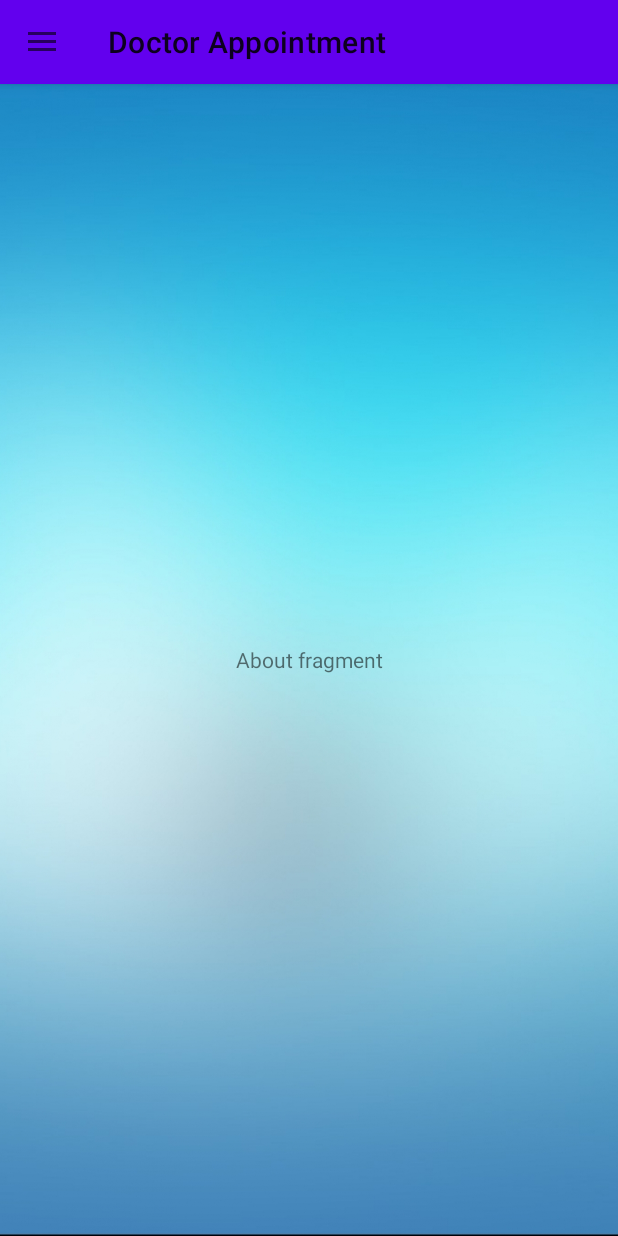
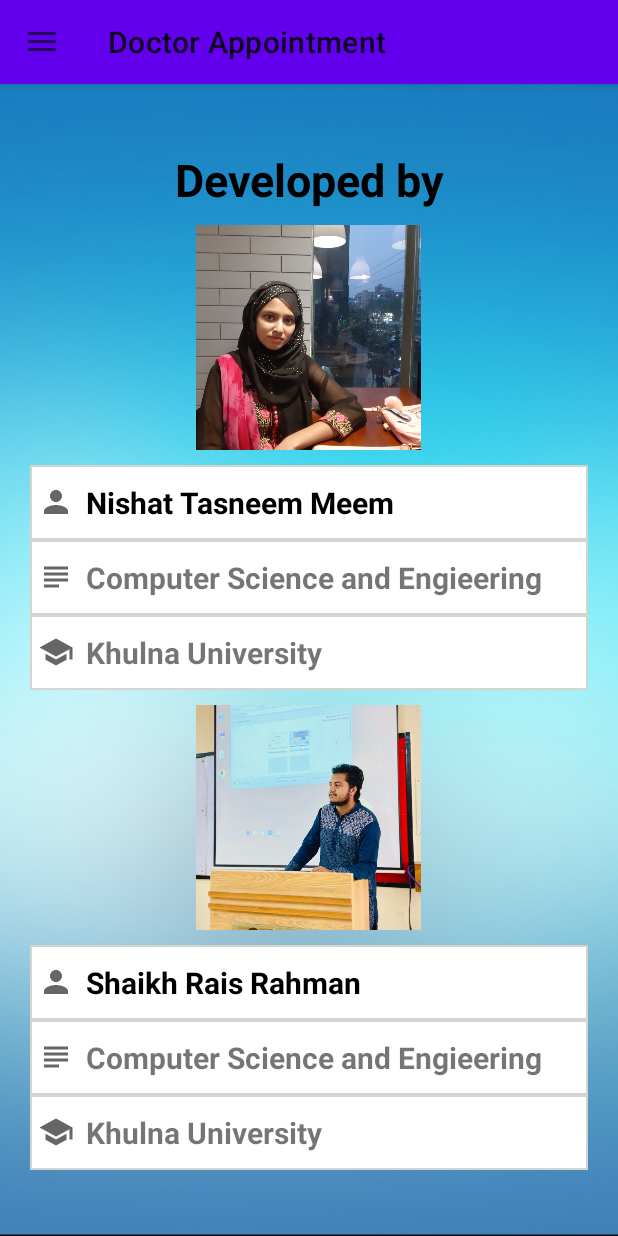
Before and after one commit to utso1707097/HelloDoctor, an Android app: the screen it shows after launch once a user with an empty profile is signed in (ProfileActivity), in the side drawer, after a tap on "About us", on a phone screen of 412 x 824 dp. Run offline under Robolectric (Android 15) with nearby library versions, the phone set to English and light mode, and no system bars; our stand-ins replace Firebase (no records; nobody signed in at launch, a user with empty details on screens opened directly), Picasso.

Commit message:
About page done

```diff
--- a/app/src/main/java/com/utsobro/hellodoctor/AboutFragment.java
+++ b/app/src/main/java/com/utsobro/hellodoctor/AboutFragment.java
@@ -21,6 +21,8 @@ public class AboutFragment extends Fragment {
     public View onCreateView(LayoutInflater inflater, ViewGroup container,
                              Bundle savedInstanceState) {
         // Inflate the layout for this fragment
-        return inflater.inflate(R.layout.fragment_about, container, false);
+        View view = inflater.inflate(R.layout.fragment_about, container, false);
+
+        return view;
     }
 }
--- /dev/null
+++ b/app/src/main/res/drawable/ic_subject.xml
@@ -0,0 +1,10 @@
+<vector xmlns:android="http://schemas.android.com/apk/res/android"
+    android:width="24dp"
+    android:height="24dp"
+    android:viewportWidth="24"
+    android:viewportHeight="24"
+    android:tint="?attr/colorControlNormal">
+  <path
+      android:fillColor="@android:color/white"
+      android:pathData="M14,17L4,17v2h10v-2zM20,9L4,9v2h16L20,9zM4,15h16v-2L4,13v2zM4,5v2h16L20,5L4,5z"/>
+</vector>
--- /dev/null
+++ b/app/src/main/res/drawable/ic_university.xml
@@ -0,0 +1,10 @@
+<vector xmlns:android="http://schemas.android.com/apk/res/android"
+    android:width="24dp"
+    android:height="24dp"
+    android:viewportWidth="24"
+    android:viewportHeight="24"
+    android:tint="?attr/colorControlNormal">
+  <path
+      android:fillColor="@android:color/white"
+      android:pathData="M5,13.18v4L12,21l7,-3.82v-4L12,17l-7,-3.82zM12,3L1,9l11,6 9,-4.91V17h2V9L12,3z"/>
+</vector>
--- a/app/src/main/res/layout/fragment_about.xml
+++ b/app/src/main/res/layout/fragment_about.xml
@@ -1,15 +1,128 @@
 <?xml version="1.0" encoding="utf-8"?>
-<FrameLayout xmlns:android="http://schemas.android.com/apk/res/android"
+<ScrollView xmlns:android="http://schemas.android.com/apk/res/android"
     xmlns:tools="http://schemas.android.com/tools"
     android:layout_width="match_parent"
     android:layout_height="match_parent"
-    tools:context=".AboutFragment">
+    tools:context=".AboutFragment"
+    android:orientation="vertical"
+    android:layout_gravity="center"
+    android:background="@drawable/background"
+    >
 
     <!-- TODO: Update blank fragment layout -->
-    <TextView
+
+    <LinearLayout
         android:layout_width="match_parent"
-        android:layout_height="match_parent"
-        android:text="About fragment"
-        android:gravity="center" />
+        android:layout_height="wrap_content"
+        android:padding="20dp"
+        android:layout_gravity="center"
+        android:orientation="vertical"
+        >
+        <TextView
+            android:layout_width="match_parent"
+            android:layout_height="wrap_content"
+            android:text="Developed by"
+            android:textSize="30dp"
+            android:textStyle="bold"
+            android:textColor="@color/black"
+            android:gravity="center"
+            android:layout_marginBottom="10dp"
+            />
+        <ImageView
+            android:layout_gravity="center"
+            android:layout_width="150dp"
+            android:layout_height="150dp"
+            android:src="@drawable/meem"
+            android:scaleType="centerCrop"
+            android:layout_marginBottom="10dp"
+            />
+        <TextView
+            android:paddingLeft="5dp"
+            android:layout_width="match_parent"
+            android:layout_height="wrap_content"
+            android:text="Nishat Tasneem Meem"
+            android:textSize="20sp"
+            android:textColor="@color/black"
+            android:textStyle="bold"
+            android:gravity="center_vertical"
+            android:drawableStart="@drawable/ic_person"
+            android:drawablePadding="8dp"
+            android:background="@drawable/textbox_cover"
+            />
 
-</FrameLayout>
+        <TextView
+            android:paddingLeft="5dp"
+            android:layout_width="match_parent"
+            android:layout_height="wrap_content"
+            android:text="Computer Science and Engieering"
+            android:textSize="20sp"
+            android:textStyle="bold"
+            android:gravity="center_vertical"
+            android:drawableStart="@drawable/ic_subject"
+            android:drawablePadding="8dp"
+            android:background="@drawable/textbox_cover"
+            />
+        <TextView
+            android:paddingLeft="5dp"
+            android:layout_width="match_parent"
+            android:layout_height="wrap_content"
+            android:text="Khulna University"
+            android:textSize="20sp"
+            android:textStyle="bold"
+            android:gravity="center_vertical"
+            android:drawableStart="@drawable/ic_university"
+            android:drawablePadding="8dp"
+            android:background="@drawable/textbox_cover"
+            android:layout_marginBottom="10dp"
+            />
+
+        <ImageView
+            android:layout_gravity="center"
+            android:layout_width="150dp"
+            android:layout_height="150dp"
+            android:src="@drawable/rais"
+            android:scaleType="centerCrop"
+            android:layout_marginBottom="10dp"
+            />
+        <TextView
+            android:paddingLeft="5dp"
+            android:layout_width="match_parent"
+            android:layout_height="wrap_content"
+            android:text="Shaikh Rais Rahman"
+            android:textSize="20sp"
+            android:textColor="@color/black"
+            android:textStyle="bold"
+            android:gravity="center_vertical"
+            android:drawableStart="@drawable/ic_person"
+            android:drawablePadding="8dp"
+            android:background="@drawable/textbox_cover"
+            />
+
+        <TextView
+            android:paddingLeft="5dp"
+            android:layout_width="match_parent"
+            android:layout_height="wrap_content"
+            android:text="Computer Science and Engieering"
+            android:textSize="20sp"
+            android:textStyle="bold"
+            android:gravity="center_vertical"
+            android:drawableStart="@drawable/ic_subject"
+            android:drawablePadding="8dp"
+            android:background="@drawable/textbox_cover"
+            />
+        <TextView
+            android:paddingLeft="5dp"
+            android:layout_width="match_parent"
+            android:layout_height="wrap_content"
+            android:text="Khulna University"
+            android:textSize="20sp"
+            android:textStyle="bold"
+            android:gravity="center_vertical"
+            android:drawableStart="@drawable/ic_university"
+            android:drawablePadding="8dp"
+            android:background="@drawable/textbox_cover"
+            />
+
+    </LinearLayout>
+
+</ScrollView>
```
Also changed, not shown: app/src/main/res/drawable/meem.jpeg (added), app/src/main/res/drawable/rais.jpeg (added).
